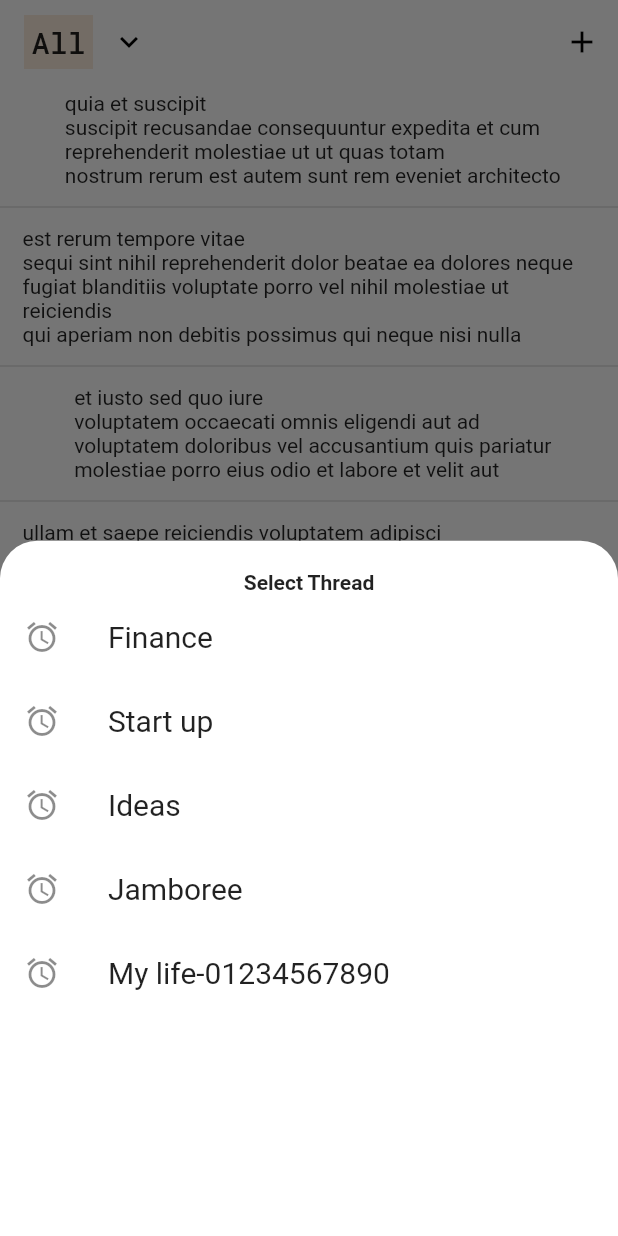
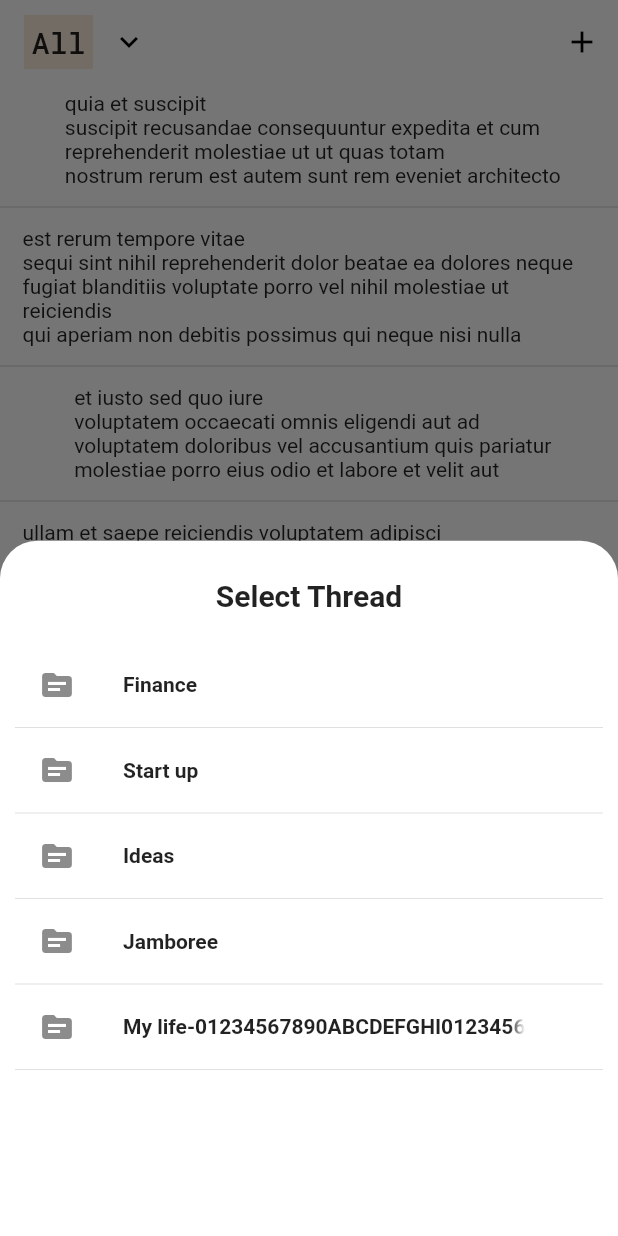
Before and after one commit to edward-jo/mono_story, a Flutter app: the screen it shows after launch, after a tap on the "keyboard arrow down" icon, on a phone screen of 412 x 824 dp. Run offline on Flutter 3.47's test engine with Material 2 defaults, Android fonts, the phone set to English and light mode, and no system bars; our stand-ins replace google_fonts.

Commit message:
Beautify thread list bottom sheet

```diff
--- a/lib/fake_data.dart
+++ b/lib/fake_data.dart
@@ -3,7 +3,7 @@ List<String> fakeThreads = [
   "Start up",
   "Ideas",
   "Jamboree",
-  "My life-01234567890",
+  "My life-01234567890ABCDEFGHI01234567890",
 ];
 
 List<Map<String, dynamic>> fakeMessages = [
--- a/lib/ui/views/main/home/thread_list_bottom_sheet.dart
+++ b/lib/ui/views/main/home/thread_list_bottom_sheet.dart
@@ -11,7 +11,10 @@ class ThreadListBottomSheet extends StatelessWidget {
 
   @override
   Widget build(BuildContext context) {
+    final TextTheme textTheme = Theme.of(context).textTheme;
+
     return Container(
+      padding: const EdgeInsets.symmetric(horizontal: 10.0, vertical: 5.0),
       decoration: const BoxDecoration(
         color: Colors.white,
         borderRadius: BorderRadius.only(
@@ -21,33 +24,41 @@ class ThreadListBottomSheet extends StatelessWidget {
       ),
       child: Column(
         children: <Widget>[
+          // -- BOTTOM SHEET HEAD --
           const SizedBox(height: 20),
           Text(
             'Select Thread',
-            style: Theme.of(context)
-                .textTheme
-                .bodyText1!
-                .copyWith(fontWeight: FontWeight.bold),
+            style: textTheme.headline6!.copyWith(fontWeight: FontWeight.bold),
           ),
+          const SizedBox(height: 20),
+
+          // -- THREAD NAME LIST --
           Expanded(
             child: SizedBox(
               child: ListView.builder(
                   itemCount: fakeThreads.length,
                   itemBuilder: (_, i) {
-                    return ListTile(
-                      leading: const Icon(Icons.access_alarm),
+                    // -- THREAD LIST NAME ITEM --
+                    return Container(
+                      child: Column(
+                        children: [
+                          ListTile(
+                            leading: const Icon(Icons.topic),
                             title: Text(
                               fakeThreads[i],
                               style: TextStyle(
-                            fontSize: Theme.of(context)
-                                .textTheme
-                                .headline6
-                                ?.fontSize),
+                                fontSize: textTheme.bodyText2?.fontSize,
+                                fontWeight: FontWeight.bold,
+                              ),
                               overflow: TextOverflow.fade,
                               softWrap: false,
                             ),
                             trailing: const SizedBox(width: 20),
                             onTap: () => onTap(fakeThreads[i]),
+                          ),
+                          const Divider(height: 1),
+                        ],
+                      ),
                     );
                   }),
             ),
```
Lines whose indentation alone changed are shown as unchanged.
